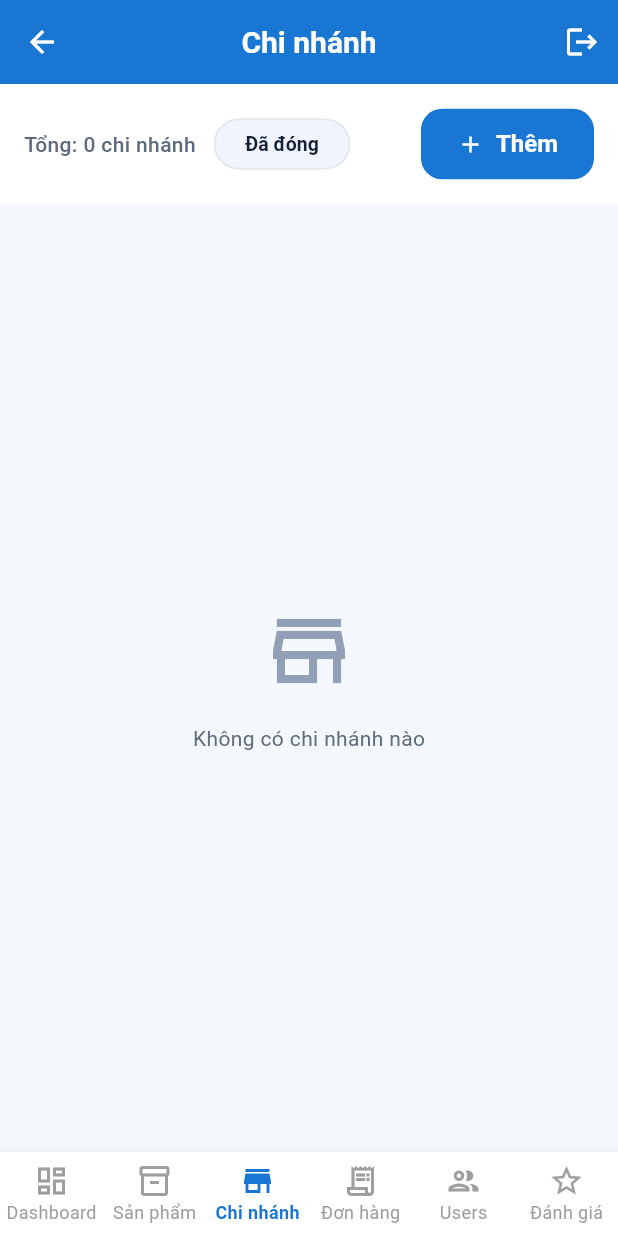
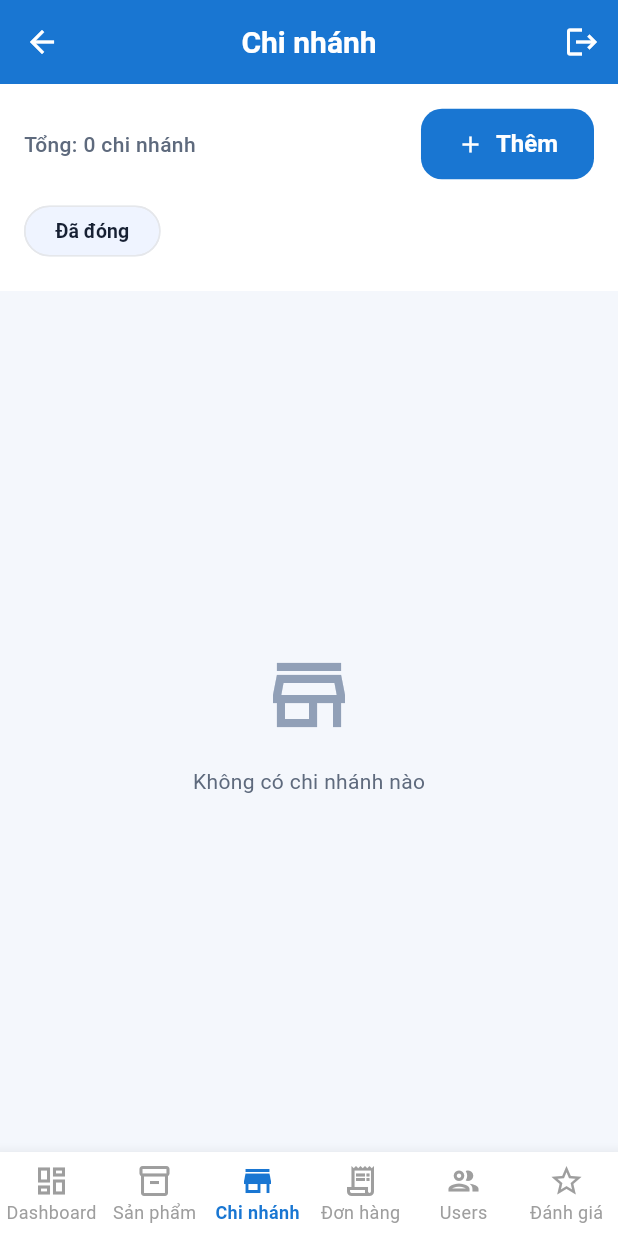
Before and after one commit to khanhngo05/Rentify, a Flutter app: the AdminMainScreen screen opened directly, item 3 of the bottom bar chosen, on a phone screen of 412 x 824 dp. Run offline on Flutter 3.47's test engine with Material 3 defaults, Android fonts, the phone set to English and light mode, and no system bars; our stand-ins replace cached_network_image, cloud_firestore, firebase_auth, firebase_core, firebase_messaging, geolocator and 7 more; accounts and stored records are empty; Roboto replaces fonts that are missing (Outfit).

Commit message:
Quynh: fix UI admin

```diff
--- a/lib/screens/admin/admin_branches_screen.dart
+++ b/lib/screens/admin/admin_branches_screen.dart
@@ -57,16 +57,35 @@ class _AdminBranchesScreenState extends State<AdminBranchesScreen> {
         Container(
           padding: const EdgeInsets.all(16),
           color: Colors.white,
-          child: Row(
+          child: Column(
+            crossAxisAlignment: CrossAxisAlignment.start,
             children: [
-              Text(
-                'Tổng: ${_filteredBranches.length} chi nhánh',
-                style: const TextStyle(
-                  fontWeight: FontWeight.w500,
-                  color: AppColors.textSecondary,
-                ),
+              Row(
+                children: [
+                  Expanded(
+                    child: Text(
+                      'Tổng: ${_filteredBranches.length} chi nhánh',
+                      style: const TextStyle(
+                        fontWeight: FontWeight.w500,
+                        color: AppColors.textSecondary,
+                      ),
+                      maxLines: 1,
+                      overflow: TextOverflow.ellipsis,
+                    ),
+                  ),
+                  const SizedBox(width: 10),
+                  ElevatedButton.icon(
+                    onPressed: _addBranch,
+                    icon: const Icon(Icons.add, size: 18),
+                    label: const Text('Thêm'),
+                    style: ElevatedButton.styleFrom(
+                      backgroundColor: AppColors.primary,
+                      foregroundColor: Colors.white,
+                    ),
+                  ),
+                ],
               ),
-              const SizedBox(width: 12),
+              const SizedBox(height: 10),
               FilterChip(
                 label: Text(
                   'Đã đóng',
@@ -81,16 +100,6 @@ class _AdminBranchesScreenState extends State<AdminBranchesScreen> {
                 onSelected: (v) {
                   setState(() => _showInactive = v);
                 },
-              ),
-              const Spacer(),
-              ElevatedButton.icon(
-                onPressed: _addBranch,
-                icon: const Icon(Icons.add, size: 18),
-                label: const Text('Thêm'),
-                style: ElevatedButton.styleFrom(
-                  backgroundColor: AppColors.primary,
-                  foregroundColor: Colors.white,
-                ),
               ),
             ],
           ),
```
